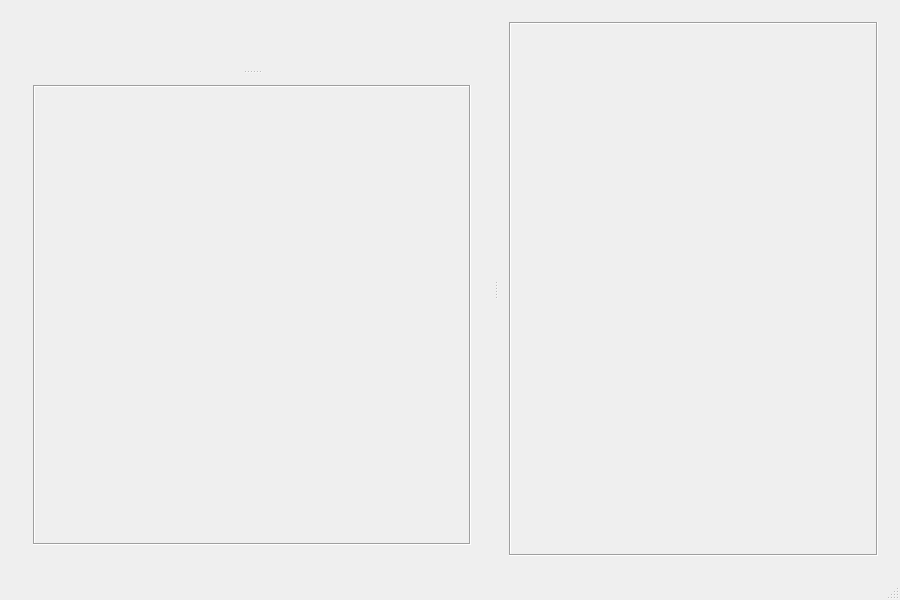
The window that gui/ui/MainWindow.ui (wulf97/CVVEditor) describes before a commit, drawn with Qt 5.
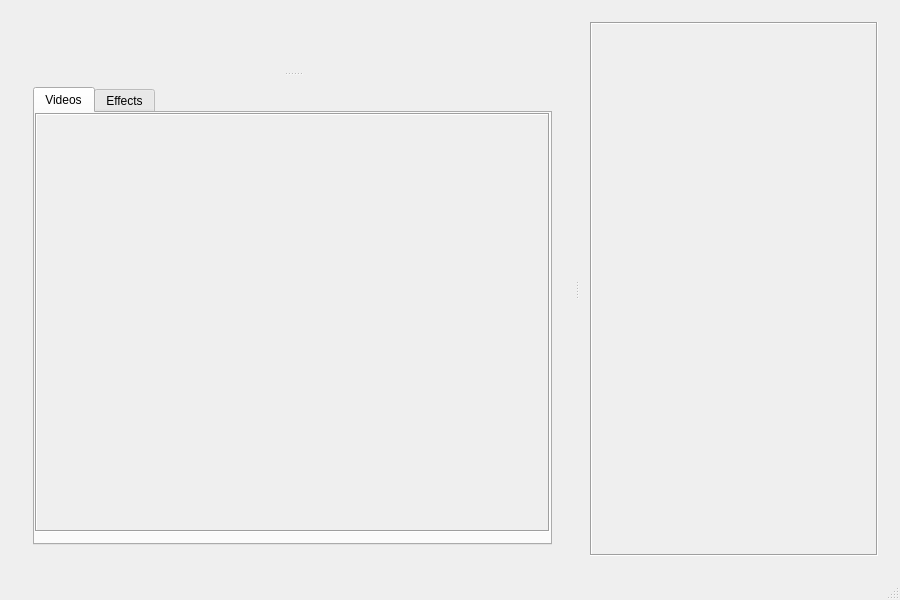
The same window after the commit.

What changed in the file:
```diff
--- a/gui/ui/MainWindow.ui
+++ b/gui/ui/MainWindow.ui
@@ -14,7 +14,7 @@
    <string>MainWindow</string>
   </property>
   <widget class="QWidget" name="centralWidget">
-   <layout class="QVBoxLayout" name="verticalLayout_3">
+   <layout class="QVBoxLayout" name="verticalLayout_5">
     <item>
      <widget class="QSplitter" name="splitter">
       <property name="autoFillBackground">
@@ -70,11 +70,59 @@
                 <number>0</number>
                </property>
                <item>
-                <widget class="QScrollArea" name="scrollArea">
+                <widget class="QTabWidget" name="tabWidget">
+                 <property name="cursor">
+                  <cursorShape>PointingHandCursor</cursorShape>
+                 </property>
+                 <property name="currentIndex">
+                  <number>0</number>
+                 </property>
+                 <widget class="QWidget" name="videoTab">
+                  <property name="cursor">
+                   <cursorShape>ArrowCursor</cursorShape>
+                  </property>
+                  <attribute name="title">
+                   <string>Videos</string>
+                  </attribute>
+                  <layout class="QVBoxLayout" name="verticalLayout_4">
+                   <property name="spacing">
+                    <number>0</number>
+                   </property>
+                   <property name="leftMargin">
+                    <number>0</number>
+                   </property>
+                   <property name="topMargin">
+                    <number>0</number>
+                   </property>
+                   <property name="rightMargin">
+                    <number>0</number>
+                   </property>
+                   <property name="bottomMargin">
+                    <number>0</number>
+                   </property>
+                   <item>
+                    <layout class="QVBoxLayout" name="verticalLayout_3">
+                     <item>
+                      <widget class="QWidget" name="widget_2" native="true">
+                       <layout class="QVBoxLayout" name="verticalLayout_10">
+                        <property name="spacing">
+                         <number>0</number>
+                        </property>
+                        <property name="leftMargin">
+                         <number>0</number>
+                        </property>
+                        <property name="topMargin">
+                         <number>0</number>
+                        </property>
+                        <property name="rightMargin">
+                         <number>0</number>
+                        </property>
+                        <item>
+                         <widget class="QScrollArea" name="scrollArea_3">
                  <property name="minimumSize">
                   <size>
                    <width>0</width>
-                   <height>200</height>
+                            <height>150</height>
                   </size>
                  </property>
                  <property name="frameShape">
@@ -86,16 +134,16 @@
                  <property name="alignment">
                   <set>Qt::AlignLeading|Qt::AlignLeft|Qt::AlignTop</set>
                  </property>
-                 <widget class="QWidget" name="scrollAreaWidgetContents">
+                          <widget class="QWidget" name="scrollAreaWidgetContents_3">
                   <property name="geometry">
                    <rect>
                     <x>0</x>
                     <y>0</y>
-                    <width>436</width>
-                    <height>521</height>
-                   </rect>
-                  </property>
-                  <layout class="QVBoxLayout" name="verticalLayout">
+                             <width>430</width>
+                             <height>479</height>
+                            </rect>
+                           </property>
+                           <layout class="QVBoxLayout" name="verticalLayout_9">
                    <property name="spacing">
                     <number>0</number>
                    </property>
@@ -133,6 +181,40 @@
                       </spacer>
                      </item>
                     </layout>
+                            </item>
+                           </layout>
+                          </widget>
+                         </widget>
+                        </item>
+                       </layout>
+                      </widget>
+                     </item>
+                    </layout>
+                   </item>
+                  </layout>
+                 </widget>
+                 <widget class="QWidget" name="effectsTab">
+                  <property name="cursor">
+                   <cursorShape>ArrowCursor</cursorShape>
+                  </property>
+                  <attribute name="title">
+                   <string>Effects</string>
+                  </attribute>
+                  <layout class="QVBoxLayout" name="verticalLayout_8">
+                   <property name="leftMargin">
+                    <number>0</number>
+                   </property>
+                   <property name="topMargin">
+                    <number>0</number>
+                   </property>
+                   <property name="rightMargin">
+                    <number>0</number>
+                   </property>
+                   <property name="bottomMargin">
+                    <number>0</number>
+                   </property>
+                   <item>
+                    <layout class="QVBoxLayout" name="verticalLayout_7"/>
                    </item>
                   </layout>
                  </widget>
```
Left out of the diff: 4 changed lines with no effect on the pictures. Lines whose indentation alone changed are shown as unchanged.
